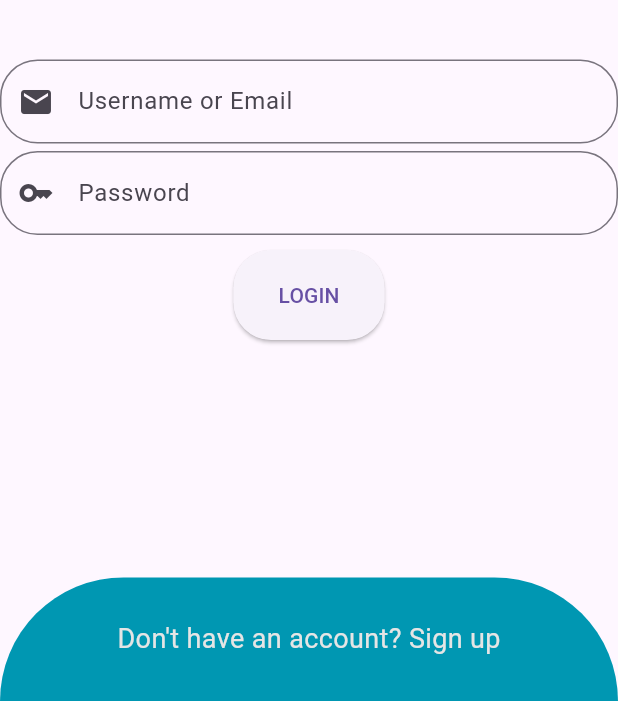
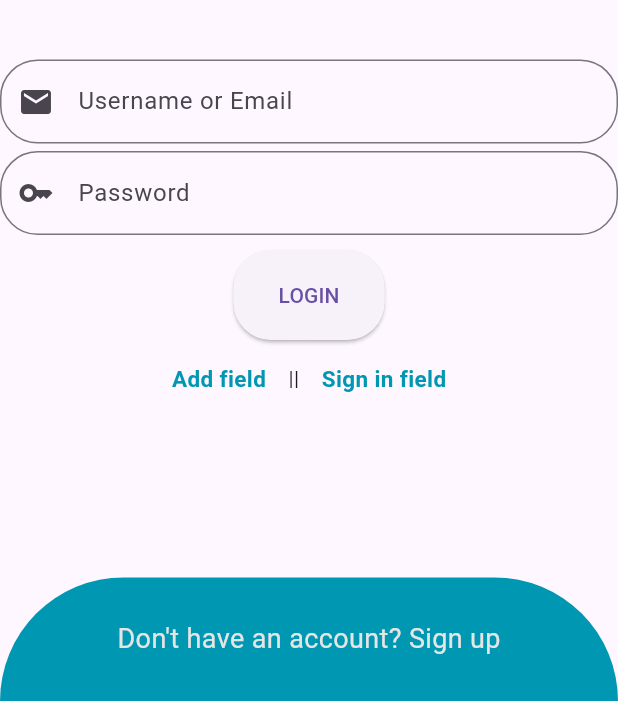
Before and after one commit to Ahmad-Waseem/ArenaGo, a Flutter app: the screen it shows after launch, on a phone screen of 412 x 824 dp, the part 535-1236 px from its top. Run offline on Flutter 3.47's test engine with Material 3 defaults, Android fonts, the light colour scheme and no system bars; our stand-ins replace geolocator, google_maps_flutter, image_picker.

Commit message:
Registration form added and  Minor changes in Login page UI
Added add owner and add field to login page.
Added registration info in animation controller forward function

```diff
--- a/lib/views/login_helpers/login_form.dart
+++ b/lib/views/login_helpers/login_form.dart
@@ -1,3 +1,4 @@
+import 'package:arenago/views/theme.dart';
 import 'package:flutter/material.dart';
 import 'package:arenago/views/homepage.dart';
 
@@ -30,6 +31,11 @@ class LoginForm extends StatelessWidget {
               crossAxisAlignment: CrossAxisAlignment.center,
               mainAxisAlignment: MainAxisAlignment.center,
               children: [
+                // Add field button as login view (will fade away when animation called)
+                //   const Text(
+                //   'Add field!',
+                //   style: TextStyle(fontWeight: FontWeight.bold, fontSize: 24),
+                // ),
                 const Text(
                   'Welcome!',
                   style: TextStyle(fontWeight: FontWeight.bold, fontSize: 24),
@@ -76,7 +82,34 @@ class LoginForm extends StatelessWidget {
                   ), // Add your login logic here
                   child: const Text('LOGIN'),
                 ),
-                const SizedBox(height: 10),
+                const SizedBox(height: 15),
+
+          const Row(
+          mainAxisAlignment: MainAxisAlignment.center,
+          children: [
+             Text(
+            'Add field',
+            style: TextStyle(
+              fontWeight: FontWeight.bold,
+              fontSize: 15,
+              color:loginOutlinecolor, // Change the color as desired
+              decoration: TextDecoration.none, // Add underline for clickable effect
+            ),
+          ),
+
+           Text('    ||    '),
+
+           Text(
+            'Sign in field',
+            style: TextStyle(
+              fontWeight: FontWeight.bold,
+              fontSize: 15,
+              color:loginOutlinecolor, // Change the color as desired
+              decoration: TextDecoration.none, // Add underline for clickable effect
+            ),
+          ),
+          ],
+            ),
               ],
             ),
           ),
--- a/lib/views/login_view.dart
+++ b/lib/views/login_view.dart
@@ -2,6 +2,7 @@ import 'package:flutter/material.dart';
 import 'package:arenago/views/theme.dart';
 import 'package:arenago/views/login_helpers/login_form.dart';
 import 'package:arenago/views/login_helpers/cancel_button.dart';
+import 'package:flutter/widgets.dart';
 
 
 
@@ -44,7 +45,22 @@ class _LoginViewState extends State<LoginView> with SingleTickerProviderStateMix
     return Scaffold(
       body: Stack(
         children: [
-          //The added circular decors
+          // Add field button on top
+        //   Positioned(
+        //   top: 40, // Adjust the value to position it vertically
+        //   width: size.width,
+        //   child: const Center(
+        //     child: Text(
+        //       'Add Field',
+        //       style: TextStyle(
+        //         fontWeight: FontWeight.bold,
+        //         fontSize: 20,
+        //       ),
+        //     ),
+        //   ),
+        // ),
+
+    //The added circular decors
           Positioned(
             top: 100,
             right: -50,
@@ -103,9 +119,108 @@ class _LoginViewState extends State<LoginView> with SingleTickerProviderStateMix
             },
           ),
 
+          Visibility(
+            visible: !isLogin,
+            child: Align(
+                    alignment: Alignment.center,
+                    child: SizedBox(
+            width: size.width,
+            height: defaultLoginSize,
+            child: SingleChildScrollView(
+              child: Column(
+                crossAxisAlignment: CrossAxisAlignment.center,
+                mainAxisAlignment: MainAxisAlignment.center,
+                children: [
+                  const SizedBox(height: 10),
+                  const Text(
+                    'Create Account',
+                    style: TextStyle(fontWeight: FontWeight.bold, fontSize: 24),
+                  ),
+                  const SizedBox(height: 15),
+                  Image.asset('assets/logo.png',
+                  width: 200,
+                  height: 200,), // Use a PNG image
+                  const SizedBox(height: 20),
+                  TextField(
+                    decoration: InputDecoration(
+                      prefixIcon: const Icon(Icons.person),
+                      hintText: 'Username',
+                      border: OutlineInputBorder(
+                        borderRadius: BorderRadius.circular(25),
+                      ),
+                    ),
+                  ),
+
+                  const SizedBox(height: 8),
+                  TextField(
+                    decoration: InputDecoration(
+                      prefixIcon: const Icon(Icons.mail),
+                      hintText: 'Email',
+                      border: OutlineInputBorder(
+                        borderRadius: BorderRadius.circular(25),
+                      ),
+                    ),
+                  ),
+
+                  const SizedBox(height: 8),
+                  TextField(
+                    obscureText: true,
+                    decoration: InputDecoration(
+                      prefixIcon: const Icon(Icons.key),
+                      hintText: 'Password',
+                      border: OutlineInputBorder(
+                        borderRadius: BorderRadius.circular(25),
+                      ),
+                    ),
+                  ),
+
+                  const SizedBox(height: 8),
+                  TextField(
+                    obscureText: true,
+                    decoration: InputDecoration(
+                      prefixIcon: const Icon(Icons.key),
+                      hintText: 'Confirm Password',
+                      border: OutlineInputBorder(
+                        borderRadius: BorderRadius.circular(25),
+                      ),
+                    ),
+                  ),
+
+                const SizedBox(height: 15),
+                ElevatedButton(
+                  onPressed: ()
+                  {
+                    // Navigator.of(context).push(MaterialPageRoute
+                    // (
+                    //   builder: (context) => const HomePage(),
+                    // ));
+                  },
+                  style: ElevatedButton.styleFrom(
+                    padding: const EdgeInsets.symmetric(horizontal: 30, vertical: 20),
+                    shape: RoundedRectangleBorder(
+                      borderRadius: BorderRadius.circular(25),
+                    ),
+                    foregroundColor: loginOutlinecolor,
+                  ), // Add your login logic here
+                  child: const Text('REGISTER'),
+                ),
+                const SizedBox(height: 8),
+
+
+
+                ],
+                ////////////////
+              ),
+            ),
+
+          ),
+
+        ),
+      ),
           // Register Form
           //RegisterForm(isLogin: isLogin, animationDuration: animationDuration, size: size, defaultLoginSize: defaultRegisterSize),
         ],
+
       ),
     );
   }
@@ -128,7 +243,6 @@ class _LoginViewState extends State<LoginView> with SingleTickerProviderStateMix
         child: GestureDetector(
           onTap: !isLogin ? null : () {
             animationController!.forward();
-
             setState(() {
               isLogin = !isLogin;
             });
@@ -144,6 +258,8 @@ class _LoginViewState extends State<LoginView> with SingleTickerProviderStateMix
       ),
     );
   }
+
+
 }
 
 
```
